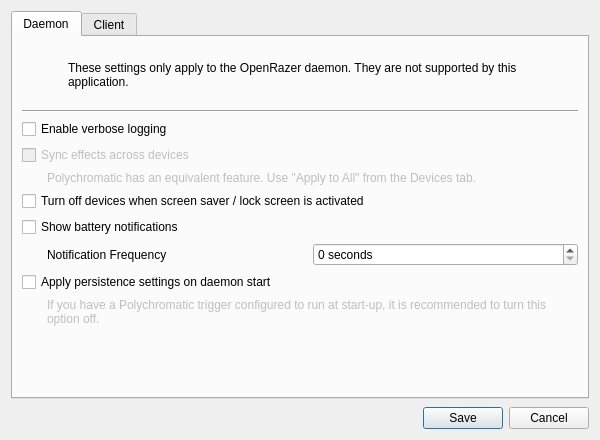
Qt form data/qt/openrazer-config.ui (polychromatic/polychromatic) before a commit.
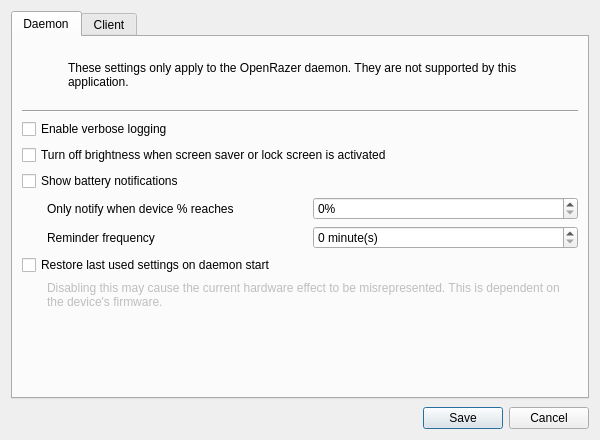
The same form after that commit. Icons and pictures are not drawn.

Commit message:
openrazer: Update GUI settings for razer.conf
- Add "battery_notifier_percent" option.
- Remove disabled "sync_effects_enabled" option.
    (This app always turns it off for the session)
- Represent time in minutes (instead of seconds)
- Enable/disable controls for battery notification.
- Require openrazer >= 3.2.0.
    (Otherwise, it will open razer.conf directly)

```diff
--- a/data/qt/openrazer-config.ui
+++ b/data/qt/openrazer-config.ui
@@ -107,42 +107,10 @@
          </property>
         </widget>
        </item>
-       <item>
-        <widget class="QCheckBox" name="sync_effects_enabled">
-         <property name="enabled">
-          <bool>false</bool>
-         </property>
-         <property name="text">
-          <string extracomment="Checkbox for configuring OpenRazer">Sync effects across devices</string>
-         </property>
-        </widget>
-       </item>
-       <item>
-        <widget class="QLabel" name="sync_effects_enabled_note">
-         <property name="enabled">
-          <bool>false</bool>
-         </property>
-         <property name="sizePolicy">
-          <sizepolicy hsizetype="Expanding" vsizetype="Preferred">
-           <horstretch>0</horstretch>
-           <verstretch>0</verstretch>
-          </sizepolicy>
-         </property>
-         <property name="text">
-          <string extracomment="Hint text for configuring OpenRazer">Polychromatic has an equivalent feature. Use &quot;Apply to All&quot; from the Devices tab.</string>
-         </property>
-         <property name="wordWrap">
-          <bool>true</bool>
-         </property>
-         <property name="indent">
-          <number>25</number>
-         </property>
-        </widget>
-       </item>
        <item>
         <widget class="QCheckBox" name="devices_off_on_screensaver">
          <property name="text">
-          <string extracomment="Checkbox for configuring OpenRazer">Turn off devices when screen saver / lock screen is activated</string>
+          <string extracomment="Checkbox for configuring OpenRazer">Turn off brightness when screen saver or lock screen is activated</string>
          </property>
         </widget>
        </item>
@@ -154,8 +122,46 @@
         </widget>
        </item>
        <item>
-        <widget class="QWidget" name="mouse_battery_notifier_freq_group" native="true">
-         <layout class="QHBoxLayout" name="horizontalLayout_2">
+        <widget class="QWidget" name="battery_notifier_percent_group" native="true">
+         <layout class="QHBoxLayout" name="battery_notifier_percent_layout">
+          <property name="spacing">
+           <number>0</number>
+          </property>
+          <property name="leftMargin">
+           <number>25</number>
+          </property>
+          <property name="topMargin">
+           <number>0</number>
+          </property>
+          <property name="rightMargin">
+           <number>0</number>
+          </property>
+          <property name="bottomMargin">
+           <number>0</number>
+          </property>
+          <item>
+           <widget class="QLabel" name="battery_notifier_percent_label">
+            <property name="text">
+             <string>Only notify when device % reaches</string>
+            </property>
+           </widget>
+          </item>
+          <item>
+           <widget class="QSpinBox" name="battery_notifier_percent">
+            <property name="suffix">
+             <string notr="true">%</string>
+            </property>
+            <property name="maximum">
+             <number>100</number>
+            </property>
+           </widget>
+          </item>
+         </layout>
+        </widget>
+       </item>
+       <item>
+        <widget class="QWidget" name="battery_notifier_freq_group" native="true">
+         <layout class="QHBoxLayout" name="battery_notifier_freq_layout">
           <property name="spacing">
            <number>0</number>
           </property>
@@ -174,17 +180,17 @@
           <item>
            <widget class="QLabel" name="battery_notifier_freq_label">
             <property name="text">
-             <string extracomment="Label for configuring OpenRazer">Notification Frequency</string>
+             <string extracomment="Label for configuring OpenRazer">Reminder frequency</string>
             </property>
            </widget>
           </item>
           <item>
            <widget class="QSpinBox" name="battery_notifier_freq">
             <property name="suffix">
-             <string extracomment="Suffix for a spinner control"> seconds</string>
+             <string extracomment="Suffix for a spinner control"> minute(s)</string>
             </property>
             <property name="maximum">
-             <number>86400</number>
+             <number>1440</number>
             </property>
            </widget>
           </item>
@@ -194,7 +200,7 @@
        <item>
         <widget class="QCheckBox" name="restore_persistence">
          <property name="text">
-          <string>Apply persistence settings on daemon start</string>
+          <string>Restore last used settings on daemon start</string>
          </property>
         </widget>
        </item>
@@ -210,7 +216,7 @@
           </sizepolicy>
          </property>
          <property name="text">
-          <string>If you have a Polychromatic trigger configured to run at start-up, it is recommended to turn this option off.</string>
+          <string>Disabling this may cause the current hardware effect to be misrepresented. This is dependent on the device's firmware.</string>
          </property>
          <property name="wordWrap">
           <bool>true</bool>
```
Left out of the diff: 12 changed lines with no effect on the pictures. The commit also changes 1 other file.
